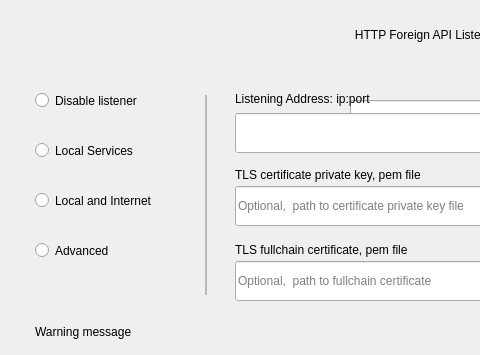
Before: the Qt Designer form dialogs_desktop/e_httplistenersimpleconfigdlg.ui in 0xkobe/mwc-wallet, drawn with Qt 5; both pictures show x 0 to 480 and y 0 to 355 of the 768 by 499 pixel window.
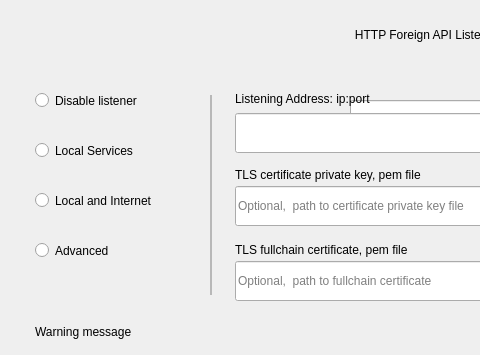
After: the same form once the commit is applied. Custom widgets are drawn as their Qt base class.

```diff
--- a/dialogs_desktop/e_httplistenersimpleconfigdlg.ui
+++ b/dialogs_desktop/e_httplistenersimpleconfigdlg.ui
@@ -66,7 +66,7 @@
     <rect>
      <x>35</x>
      <y>185</y>
-     <width>156</width>
+     <width>166</width>
      <height>31</height>
     </rect>
    </property>
@@ -90,7 +90,7 @@
   <widget class="control::MwcLine" name="frame_4">
    <property name="geometry">
     <rect>
-     <x>205</x>
+     <x>210</x>
      <y>95</y>
      <width>2</width>
      <height>200</height>
```
